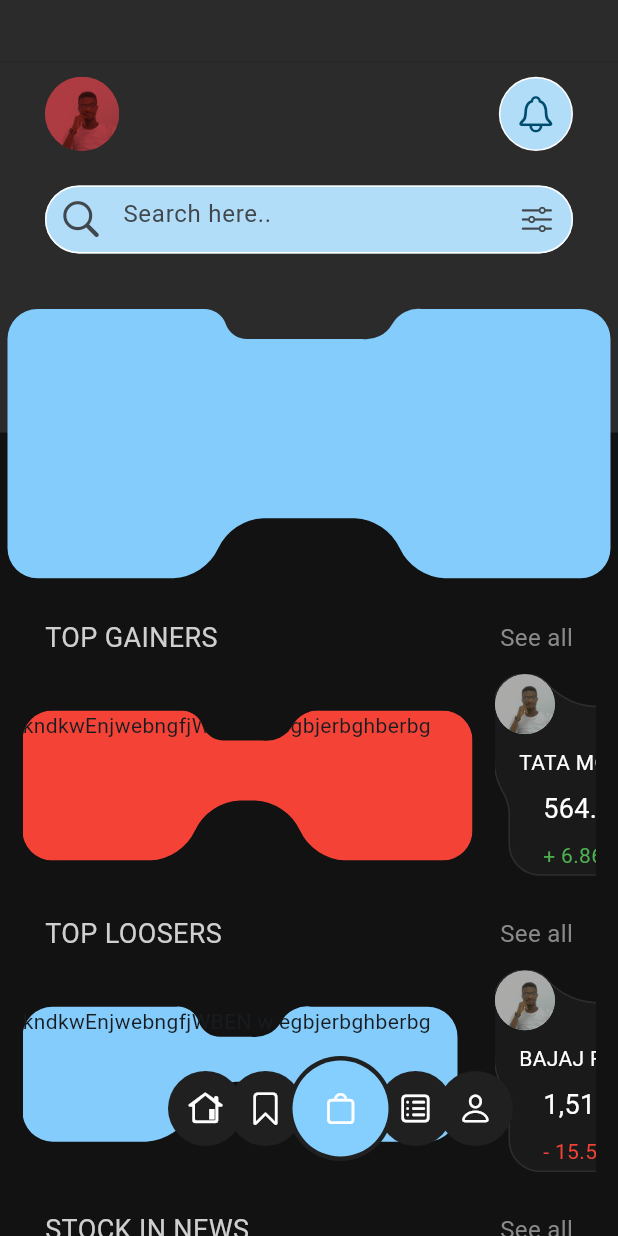
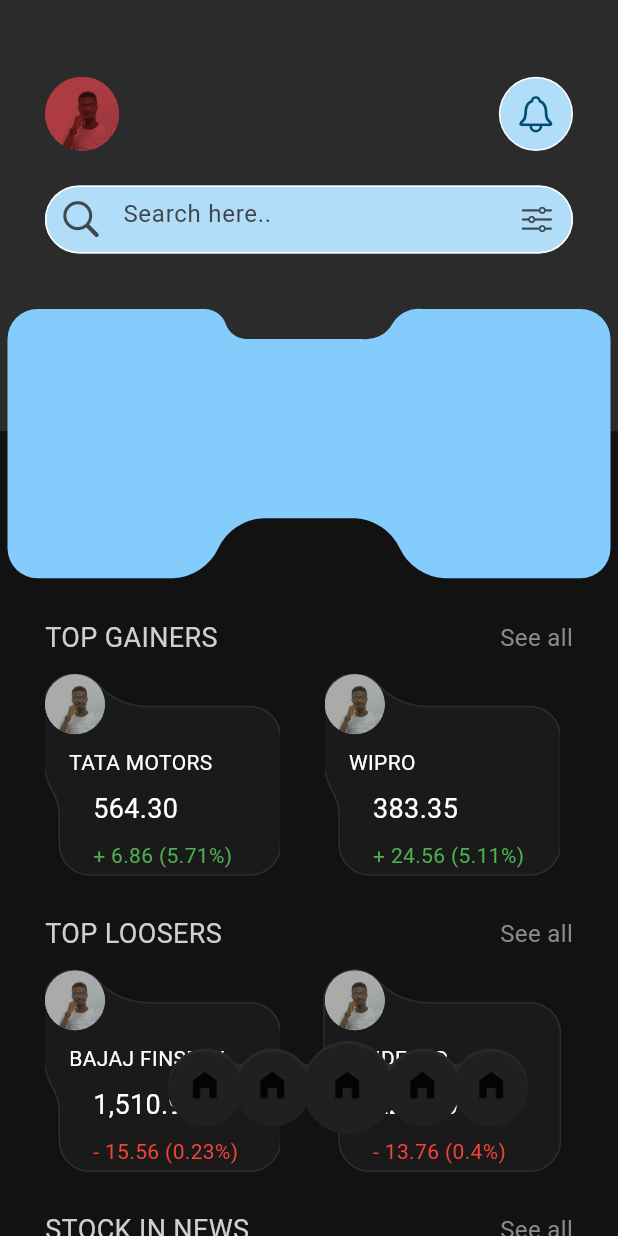
Before and after one commit to kenresoft/stockup_app, a Flutter app: the screen it shows after launch, on a phone screen of 412 x 824 dp. Run offline on Flutter 3.47's test engine with Material 3 defaults, Android fonts, the phone set to English and light mode, and no system bars; our stand-ins replace fl_chart; missing offline and left inert: fontresoft.

Commit message:
Update portfolio.dart

```diff
--- a/lib/ui/portfolio.dart
+++ b/lib/ui/portfolio.dart
@@ -1,8 +1,10 @@
 import 'package:flutter/cupertino.dart';
 import 'package:flutter/material.dart';
+import 'package:flutter/services.dart';
 import 'package:stockup_app/plot/chart.dart';
 import 'package:stockup_app/shape/home_clip_1.dart';
 import 'package:stockup_app/shape/home_clip_2.dart';
+import 'package:stockup_app/shape/nav_bar_clip.dart';
 import 'package:stockup_app/shape/portfolio_clip.dart';
 
 class Portfolio extends StatefulWidget {
@@ -17,31 +19,26 @@ class _PortfolioState extends State<Portfolio> {
   Widget build(BuildContext context) {
     double width = MediaQuery.of(context).size.width;
     double height = MediaQuery.of(context).size.height;
-    return Scaffold(
-      //appBar: AppBar(backgroundColor: const Color(0xff84CEFE), toolbarHeight: 0, scrolledUnderElevation: 0),
+    return AnnotatedRegion(
+      value: const SystemUiOverlayStyle(statusBarColor: Colors.transparent),
+      child: Scaffold(
         backgroundColor: const Color(0xff121212),
         body: Stack(
           children: [
             SingleChildScrollView(
               child: Column(
                 children: [
-                Container(
-                  color: const Color(0xff2B2B2B),
-                  height: height * .05,
-                ),
+                  Container(color: const Color(0xff2B2B2B), height: height * .05),
                   SizedBox(
                     height: height * .45,
                     child: Stack(
                       children: [
                         /// Background
                         Positioned(
-                        top: 0,
+                          top: -1,
                           height: height * .3,
                           width: width,
-                        child: Container(
-                          color: const Color(0xff2B2B2B),
-                          //height: 200,
-                        ),
+                          child: Container(color: const Color(0xff2B2B2B)),
                         ),
 
                         /// Toolbar
@@ -138,18 +135,6 @@ class _PortfolioState extends State<Portfolio> {
                       physics: const BouncingScrollPhysics(decelerationRate: ScrollDecelerationRate.fast),
                       child: Row(
                         children: [
-                        ClipPath(
-                          /*clipper: ShapeBorderClipper(
-                            shape: RoundedRectangleBorder(borderRadius: BorderRadius.circular(40)),
-                          ),*/
-                          clipper: BoardClip(),
-                          child: Container(
-                            width: 300,
-                            height: 100,
-                            color: Colors.red,
-                            child: Text('kndkwEnjwebngfjWBEN w egbjerbghberbg'),
-                          ),
-                        ),
                           buildBoardB(context, 'TATA MOTORS', '564.30', '+ 6.86 (5.71%)'),
                           buildBoardB(context, 'WIPRO', '383.35', '+ 24.56 (5.11%)'),
                           buildBoardB(context, 'TATA MOTORS', '564.30', '+ 6.86 (5.71%)'),
@@ -175,15 +160,6 @@ class _PortfolioState extends State<Portfolio> {
                       physics: const BouncingScrollPhysics(decelerationRate: ScrollDecelerationRate.fast),
                       child: Row(
                         children: [
-                        CustomPaint(
-                          painter: PortfolioClip(),
-                          child: Container(
-                            width: 300,
-                            height: 100,
-                            child: Text('kndkwEnjwebngfjWBEN w egbjerbghberbg'),
-                            //color: Colors.red,
-                          ),
-                        ),
                           buildBoardB(context, 'BAJAJ FINSERY', '1,510.96', '- 15.56 (0.23%)'),
                           buildBoardB(context, 'EXIDE IND.', '220.50', '- 13.76 (0.4%)'),
                           buildBoardB(context, 'BAJAJ FINSERY', '1,510.96', '- 15.56 (0.23%)'),
@@ -228,6 +204,56 @@ class _PortfolioState extends State<Portfolio> {
               height: 100,
               left: 448 / 4,
               child: Stack(
+                children: [
+                  CustomPaint(
+                    painter: NavBarClip(),
+                    child: const SizedBox(width: 230, height: 61),
+                  ),
+                  Positioned(
+                    top: 17.5,
+                    left: 12.5,
+                    child: GestureDetector(
+                      child: const Icon(Icons.home_filled),
+                    ),
+                  ),
+                  Positioned(
+                    top: 17.5,
+                    left: 57.5,
+                    child: GestureDetector(
+                      child: const Icon(Icons.home_filled),
+                    ),
+                  ),
+                  Positioned(
+                    top: 17.5,
+                    left: 107.5,
+                    child: GestureDetector(
+                      child: const Icon(Icons.home_filled),
+                    ),
+                  ),
+                  Positioned(
+                    top: 17.5,
+                    left: 157.5,
+                    child: GestureDetector(
+                      child: const Icon(Icons.home_filled),
+                    ),
+                  ),
+                  Positioned(
+                    top: 17.5,
+                    left: 203.5,
+                    child: GestureDetector(
+                      child: const Icon(Icons.home_filled),
+                    ),
+                  ),
+                ],
+              ),
+            ),
+
+            /*Positioned(
+              bottom: 30,
+              width: width,
+              height: 100,
+              left: 448 / 4,
+              child: Stack(
                 alignment: Alignment.center,
                 children: [
                   buildNavIcon(0, CupertinoIcons.house_alt),
@@ -246,13 +272,13 @@ class _PortfolioState extends State<Portfolio> {
                       shadowColor: Colors.grey,
                       margin: EdgeInsets.zero,
                       surfaceTintColor: const Color(0xff202020),
-                    /* decoration: BoxDecoration(
+                      */ /* decoration: BoxDecoration(
                         color: const Color(0xff202020),
                         borderRadius: BorderRadius.circular(35),
                         boxShadow: const [
                           BoxShadow(offset: Offset(0, -1), spreadRadius: 0, blurRadius: 1, color: Colors.grey),
                         ],
-                    )*/
+                      )*/ /*
                       child: Container(
                         margin: const EdgeInsets.all(3),
                         decoration: BoxDecoration(color: const Color(0xff85CFFF), borderRadius: BorderRadius.circular(35)),
@@ -265,8 +291,9 @@ class _PortfolioState extends State<Portfolio> {
                   ),
                 ],
               ),
+            ),*/
+          ],
         ),
-        ],
       ),
     );
   }
@@ -406,36 +433,24 @@ class BoardClip extends CustomClipper<Path> {
     final width = size.width;
     final height = size.height;
 
-    final path = Path()
-      ..moveTo(0, 20)
+    var path = Path();
+    /*path.lineTo(0, size.height - 50);
+    path.quadraticBezierTo(size.width / 2, size.height, size.width, size.height - 50);
+    path.lineTo(size.width, 0);*/
+    /*path.lineTo(0, size.height - 50);
+    path.arcToPoint(
+      Offset(size.width, size.height - 50),
+      radius: Radius.circular(200),
+      clockwise: false,
+    );
+    path.lineTo(size.width, 0);*/
 
-      /// Top Left
-      ..arcToPoint(const Offset(20, 0), radius: const Radius.circular(20))
-      ..lineTo((width / 4) + 30, 0)
-      ..arcToPoint(Offset((width / 4) + 45, 10), radius: const Radius.circular(15))
-      ..arcToPoint(Offset((width / 4) + 60, 20), radius: const Radius.circular(15), clockwise: false)
-      ..lineTo((3 * width / 4) - 65, 20)
-      ..arcToPoint(Offset((3 * width / 4) - 45, 10), radius: const Radius.circular(20), clockwise: false)
-      ..arcToPoint(Offset((3 * width / 4) - 25, 0), radius: const Radius.circular(20))
+    path.addOval(Rect.fromCircle(center: const Offset(25, 30), radius: 25));
+    path.addOval(Rect.fromCircle(center: const Offset(65, 30), radius: 25));
+    path.addOval(Rect.fromCircle(center: const Offset(115, 30), radius: 30));
+    path.addOval(Rect.fromCircle(center: const Offset(165, 30), radius: 25));
+    path.addOval(Rect.fromCircle(center: const Offset(205, 30), radius: 25));
 
-      /// Top Right
-      ..lineTo(width - 20, 0)
-      ..arcToPoint(Offset(width, 20), radius: const Radius.circular(20))
-      ..lineTo(width, height - 20)
-      ..arcToPoint(Offset(width - 20, height), radius: const Radius.circular(20))
-
-      /// Bottom Right
-      ..lineTo((3 * width / 4) - 10, height)
-      ..arcToPoint(Offset((3 * width / 4) - 40, height - 20), radius: const Radius.circular(35))
-      ..arcToPoint(Offset((3 * width / 4) - 70, height - 40), radius: const Radius.circular(35), clockwise: false)
-      ..lineTo((width / 4) + 70, height - 40)
-      ..arcToPoint(Offset((width / 4) + 40, height - 20), radius: const Radius.circular(35), clockwise: false)
-      ..arcToPoint(Offset((width / 4) + 10, height - 0), radius: const Radius.circular(35))
-
-      /// Bottom Left
-      ..lineTo(20, height)
-      ..arcToPoint(Offset(0, height - 20), radius: const Radius.circular(20))
-      ..close();
     return path;
   }
 
```
Lines whose indentation alone changed are shown as unchanged.
